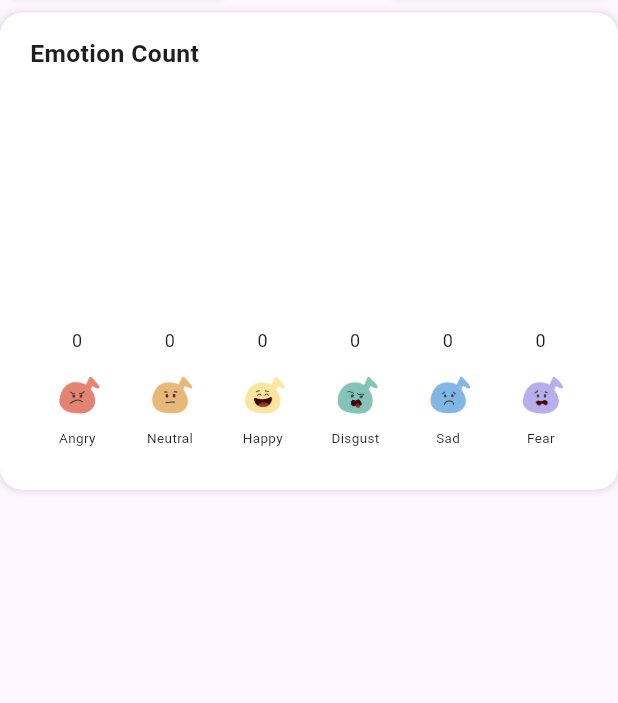
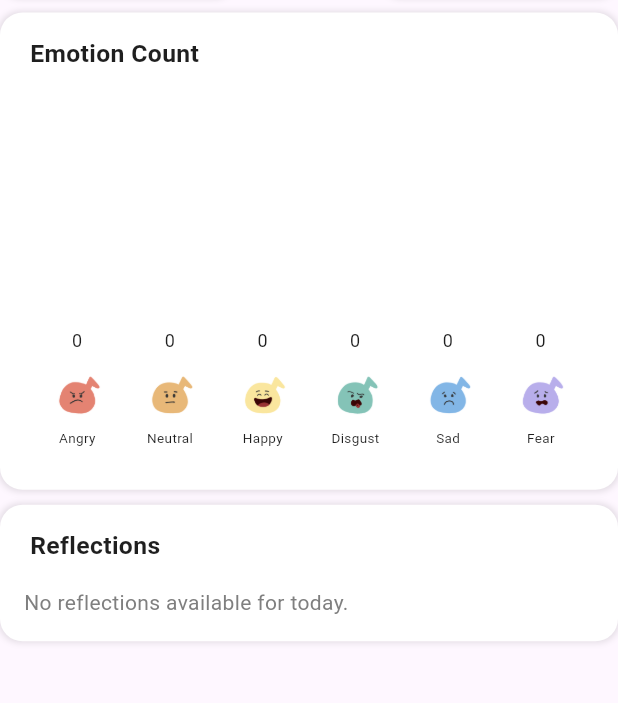
Before and after one commit to yjia28tan/EmoSense-Application, a Flutter app: the DailyViewHome widget shown alone on an empty page, opened directly, on a phone screen of 412 x 824 dp, the part 352-1055 px from its top. Run offline on Flutter 3.47's test engine with Material 3 defaults, Android fonts, the phone set to English and light mode, and no system bars; drawn by our look-alikes of fl_chart; our stand-ins replace camera, cloud_firestore, firebase_auth, firebase_core, flutter_dotenv, google_fonts and 3 more; accounts and stored records are empty.

Commit message:
update daily view analysis reflection DONE

```diff
--- a/EmoSense/lib/design_widgets/home_daily_view.dart
+++ b/EmoSense/lib/design_widgets/home_daily_view.dart
@@ -20,6 +20,7 @@ class _DailyViewHomeState extends State<DailyViewHome> {
   late String formattedDate;
   List<Map<String, dynamic>> _emotionForToday = [];
   StressModel _currentStressLevel = stressModels.last;
+  double? _currentStressLevelValue;
   int counter = 0;
 
   Map<String, int> stressCounts = {
@@ -91,10 +92,12 @@ class _DailyViewHomeState extends State<DailyViewHome> {
         }
       });
 
-      double averageStressLevel = totalStress / emotions.length;
-      print('Average Stress Level: $averageStressLevel');
+      _currentStressLevelValue = totalStress / emotions.length;
+      print('Average Stress Level: $_currentStressLevelValue');
 
-      _currentStressLevel = getStressLevel(averageStressLevel);
+      _currentStressLevel = getStressLevel(_currentStressLevelValue!);
+
+
     } else {
       _currentStressLevel = stressModels.last;
     }
@@ -236,6 +239,26 @@ class _DailyViewHomeState extends State<DailyViewHome> {
       latestEmotion = _emotionForToday.last;
     }
 
+    print('Latest Emotion: $latestEmotion');
+    print('Average Stress Level: $_currentStressLevelValue');
+
+    // Safely access the 'emotion' field, providing a default value if null
+    String currentEmotion = latestEmotion?['emotion'] ?? 'NONE';
+
+    print('Latest Emotion: $currentEmotion');
+
+    // Use currentEmotion for your reflections
+    List<String> reflections = _getReflectionQuestions(currentEmotion);
+
+    // Check if _averageStressLevel is null before accessing it
+    List<String> stressSuggestion = _currentStressLevelValue != null
+        ? _getSuggestions(_currentStressLevelValue!)
+        : []; // Provide an empty list or handle the null case
+
+    print("Reflections: $reflections");
+    print("Stress Suggestions: $stressSuggestion");
+
+
     return Column(
       children: [
         Container(
@@ -277,6 +300,73 @@ class _DailyViewHomeState extends State<DailyViewHome> {
           ),
         ),
         _buildEmotionCountChart(context),
+        Container(
+          padding: EdgeInsets.all(16),
+          decoration: BoxDecoration(
+            color: AppColors.whiteColor,
+            borderRadius: BorderRadius.circular(15),
+            boxShadow: [
+              BoxShadow(
+                color: Colors.black.withOpacity(0.1),
+                spreadRadius: 1,
+                blurRadius: 3,
+              ),
+            ],
+          ),
+            child: Column(
+              crossAxisAlignment: CrossAxisAlignment.start,
+              children: [
+                Padding(
+                  padding: const EdgeInsets.only(bottom: 5, left: 4, right: 5),
+                  child: Align(
+                    alignment: Alignment.centerLeft,
+                    child: Text(
+                      'Reflections',
+                      style: titleBlack.copyWith(fontSize: screenHeight * 0.02),
+                    ),
+                  ),
+                ),
+                if (counter == 0)
+                  Padding(
+                    padding: const EdgeInsets.only(top: 10),
+                    child: Text(
+                      'No reflections available for today.',
+                      style: greySmallText.copyWith(fontSize: 14),
+                    ),
+                  ),
+                if (counter > 0) ...[
+                  // Display reflections
+                  for (var reflection in reflections)
+                    Padding(
+                      padding: const EdgeInsets.only(bottom: 5),
+                      child: Text(
+                        reflection,
+                        style: greySmallText.copyWith(fontSize: 14),
+                      ),
+                    ),
+
+                  // Display the stress suggestions header
+                  Padding(
+                    padding: const EdgeInsets.only(top: 10),
+                    child: Text(
+                      'Stress Suggestions',
+                      style: titleBlack.copyWith(fontSize: screenHeight * 0.02),
+                    ),
+                  ),
+
+                  // Display stress suggestions
+                  for (var suggestion in stressSuggestion)
+                    Padding(
+                      padding: const EdgeInsets.only(bottom: 5),
+                      child: Text(
+                        suggestion,
+                        style: greySmallText.copyWith(fontSize: 14),
+                      ),
+                    ),
+                ],
+              ],
+        ),
+        ),
         SizedBox(height: 25),
       ],
     );
@@ -456,7 +546,9 @@ class _DailyViewHomeState extends State<DailyViewHome> {
     });
 
     // Return the bar chart widget
-    return Container(
+    return Padding(
+      padding: const EdgeInsets.only(bottom: 10.0),
+      child: Container(
         padding: EdgeInsets.all(16),
         decoration: BoxDecoration(
           color: AppColors.whiteColor,
@@ -560,6 +652,7 @@ class _DailyViewHomeState extends State<DailyViewHome> {
 
           ],
         ),
+      ),
     );
   }
 
@@ -569,4 +662,71 @@ class _DailyViewHomeState extends State<DailyViewHome> {
       width: 120,
     );
   }
+
+  List<String> _getReflectionQuestions(String emotion) {
+    switch (emotion) {
+      case 'Happy':
+        return [
+          'What specific events contributed to your happiness today?',
+          'How can you maintain or increase this positive feeling in the future?'
+        ];
+      case 'Sad':
+        return [
+          'What triggered your feelings of sadness today?',
+          'What strategies can you use to cope with these feelings in the future?'
+        ];
+      case 'Angry':
+        return [
+          'What situations or events caused your anger today?',
+          'What steps can you take to manage your anger more effectively in the future?'
+        ];
+      case 'Fear':
+        return [
+          'What were the specific fears you experienced today?',
+          'How can you confront or mitigate these fears moving forward?'
+        ];
+      case 'Disgust':
+        return [
+          'What experiences or thoughts made you feel disgusted today?',
+          'How can you reduce or avoid such triggers in the future?'
+        ];
+      case 'Neutral':
+        return [
+          'What activities did you engage in that left you feeling neutral?',
+          'How can you introduce more stimulating activities to your routine?'
+        ];
+      default:
+        return [];
     }
+  }
+
+  List<String> _getSuggestions(double stressLevel) {
+    List<String> suggestions = [];
+
+    if (stressLevel >= 3.0) {
+      return [
+        'Practice deep breathing exercises for 5-10 minutes.',
+        'Engage in physical activity, such as a short walk or stretching.'
+      ];
+    } else if (stressLevel == 2.0) {
+      return [
+        'Take a short break to clear your mind. Consider mindfulness or meditation.',
+        'Journal your thoughts to process your feelings.'
+      ];
+    } else if (stressLevel < 2.0 && stressLevel > 0.0) {
+      return [
+        'Spend time on hobbies or activities you enjoy.',
+        'Connect with friends or family to share your positive experiences.'
+      ];
+    } else if (stressLevel == 0.0) {
+      return [
+        'Reflect on the positive aspects of your day.',
+        'Plan activities for tomorrow that you look forward to.'
+      ];
+    } else {
+      return suggestions; // Return an empty list if no conditions match
+    }
+  }
+
+
+}
```
Lines whose indentation alone changed are shown as unchanged.
